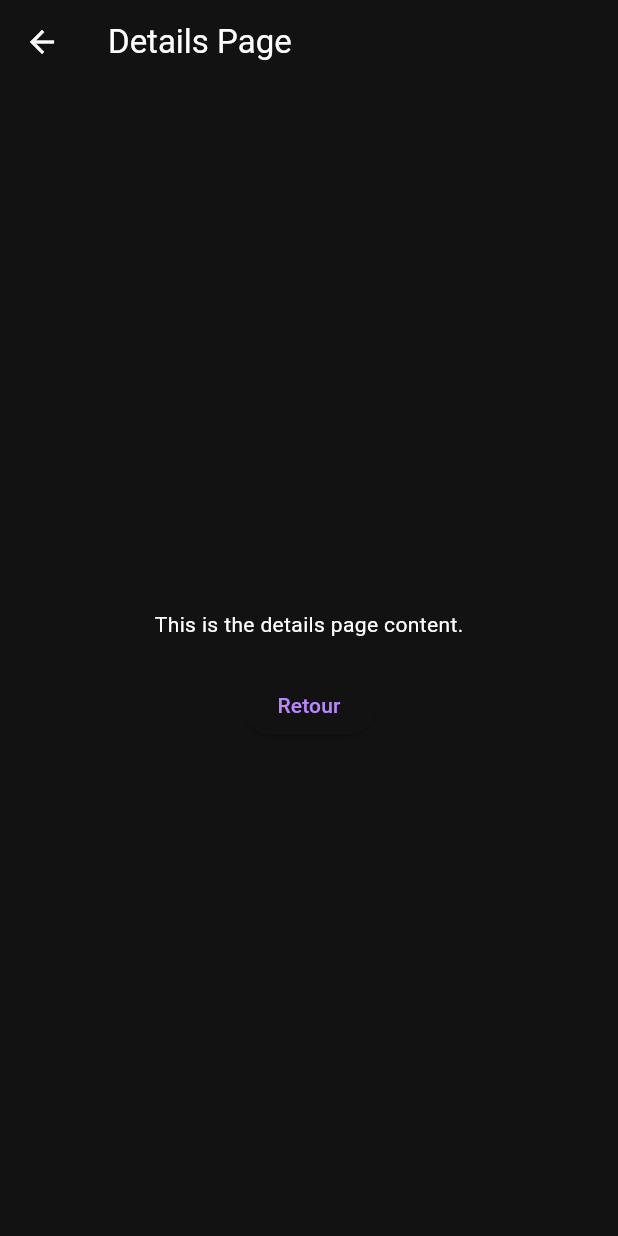
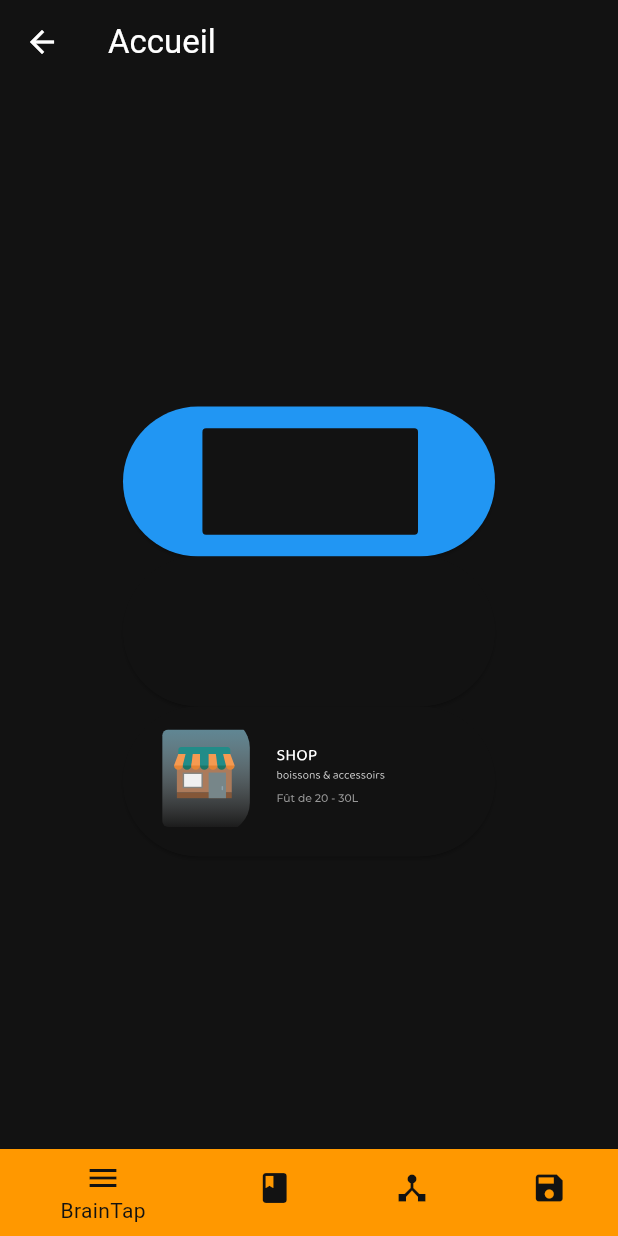
Before and after one commit to kamelelm3/btob, a Flutter app: the MainPage screen opened directly, on a phone screen of 412 x 824 dp. Run offline on Flutter 3.47's test engine with Material 2 defaults, Android fonts, the light colour scheme and no system bars; our stand-ins replace flutter_svg.

Commit message:
add home page with bottom buton

```diff
--- a/lib/home_page.dart
+++ b/lib/home_page.dart
@@ -1,6 +1,7 @@
-// ignore_for_file: library_private_types_in_public_api
+// ignore_for_file: prefer_const_constructors, prefer_const_literals_to_create_immutables
 
 import 'package:flutter/material.dart';
+import 'package:flutter_svg/flutter_svg.dart';
 
 class MainPage extends StatefulWidget {
   const MainPage({Key? key}) : super(key: key);
@@ -10,28 +11,117 @@ class MainPage extends StatefulWidget {
 }
 
 class _MainPageState extends State<MainPage> {
+  String selectedOption = 'BrainTap'; // Option par défaut
+
   @override
   Widget build(BuildContext context) {
     return Scaffold(
       appBar: AppBar(
-        title: const Text('Details Page'),
+        title: const Text('Accueil'),
       ),
       body: Center(
         child: Column(
           mainAxisAlignment: MainAxisAlignment.center,
           children: <Widget>[
             const SizedBox(height: 20),
-            const Text('This is the details page content.'),
-            const SizedBox(height: 20),
-            ElevatedButton(
-              onPressed: () {
-                Navigator.pop(context);
-              },
-              child: const Text('Retour'),
+            // Utilisez un Column pour aligner les images en colonne
+            Column(
+              children: <Widget>[
+                ElevatedButton(
+                  onPressed: () {
+                    setState(() {
+                      selectedOption = 'BrainTap';
+                    });
+                  },
+                  style: ElevatedButton.styleFrom(
+                    backgroundColor: selectedOption == 'BrainTap'
+                        ? Colors.blue // Couleur du bouton sélectionné
+                        : null,
+                  ),
+                  child: SvgPicture.asset(
+                    'assets/homepage/donnee.svg', // Chemin de l'image SVG
+                    width: 200, // Largeur de l'image
+                    height: 100, // Hauteur de l'image
+                  ),
+                ),
+                ElevatedButton(
+                  onPressed: () {
+                    setState(() {
+                      selectedOption = 'Données';
+                    });
+                  },
+                  style: ElevatedButton.styleFrom(
+                    backgroundColor: selectedOption == 'Données'
+                        ? Colors.blue // Couleur du bouton sélectionné
+                        : null,
+                  ),
+                  child: SvgPicture.asset(
+                    'assets/homepage/donnee.svg', // Chemin de l'image SVG
+                    width: 200, // Largeur de l'image
+                    height: 100, // Hauteur de l'image
+                  ),
+                ),
+                ElevatedButton(
+                  onPressed: () {
+                    setState(() {
+                      selectedOption = 'Shop';
+                    });
+                  },
+                  style: ElevatedButton.styleFrom(
+                    backgroundColor: selectedOption == 'Shop'
+                        ? Colors.blue // Couleur du bouton sélectionné
+                        : null,
+                  ),
+                  child: SvgPicture.asset(
+                    'assets/homepage/shop.svg', // Chemin de l'image SVG
+                    width: 200, // Largeur de l'image
+                    height: 100, // Hauteur de l'image
+                  ),
+                ),
+              ],
             ),
           ],
         ),
       ),
+      bottomNavigationBar: BottomNavigationBar(
+        currentIndex: 0, // Indice de l'élément actuellement sélectionné
+        onTap: (index) {
+          // Gérez la navigation en bas de page en fonction de l'élément sélectionné
+          setState(() {
+            if (index == 0) {
+              selectedOption = 'Menu';
+            } else if (index == 1) {
+              selectedOption = 'Catalogue';
+            } else if (index == 2) {
+              selectedOption = 'Appareil';
+            } else if (index == 3) {
+              selectedOption = 'Statistique';
+            }
+          });
+        },
+        items: [
+          BottomNavigationBarItem(
+            backgroundColor: Colors.orange,
+            icon: Icon(Icons.menu),
+            label: 'BrainTap',
+          ),
+          BottomNavigationBarItem(
+            backgroundColor: Colors.orange,
+            icon: Icon(Icons.book),
+            label: 'Données',
+          ),
+          BottomNavigationBarItem(
+            backgroundColor: Colors.orange,
+            icon: Icon(Icons.device_hub),
+            label: 'Shop',
+          ),
+          BottomNavigationBarItem(
+            backgroundColor: Colors.orange,
+            icon: Icon(Icons.save),
+            label: 'Shop',
+          ),
+        ],
+      ),
     );
   }
 }
--- a/lib/intro_page1.dart
+++ b/lib/intro_page1.dart
@@ -13,11 +13,10 @@ class _IntroPageState extends State<IntroPage> {
   @override
   void initState() {
     super.initState();
-    // Schedule a navigation after 2 seconds
-    Future.delayed(const Duration(seconds: 10), () {
+    Future.delayed(const Duration(seconds: 3), () {
       Navigator.of(context).pushReplacement(
         MaterialPageRoute(
-            builder: (context) => const loginPage(title: 'abii B 2 B app')),
+            builder: (context) => const loginPage(title: 'abii B2B app')),
       );
     });
   }
@@ -32,7 +31,6 @@ class _IntroPageState extends State<IntroPage> {
         child: Column(
           mainAxisAlignment: MainAxisAlignment.center,
           children: <Widget>[
-            // Add the SVG image here
             SvgPicture.asset(
               'assets/intro/abii-3.svg',
             ),
--- a/pubspec.yaml
+++ b/pubspec.yaml
@@ -25,3 +25,9 @@ flutter:
   uses-material-design: true
   assets:
     - assets/intro/abii-3.svg
+    - assets/intro/background2.png
+
+    - assets/homepage/braintap.svg
+    - assets/homepage/donnee.svg
+    - assets/homepage/donnee2.svg
+    - assets/homepage/shop.svg
```
Also changed, not shown: lib/intro_page2.dart (added, +44 -0 lines), lib/main.dart (+8 -1 lines), assets/homepage/braintap.svg (added), assets/homepage/donnee.svg (added), assets/homepage/donnee2.svg (added), assets/homepage/shop.svg (added), assets/intro/abii2.svg (added), assets/intro/background2.png (added), public/images/i-phone-14206-abii.png (added).
